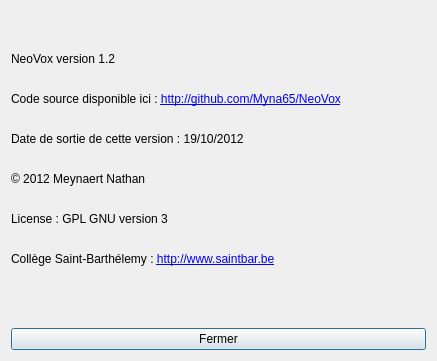
Before: the Qt Designer form about.ui in Myna65/NeoVox, drawn with Qt 5.
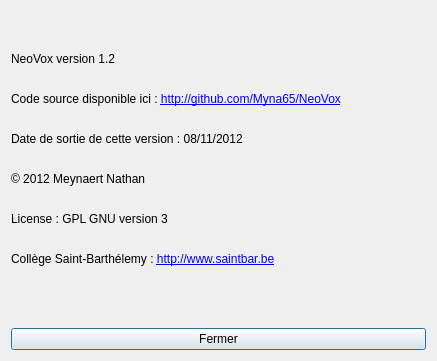
After: the same form once the commit is applied.

Commit message: Mise à jour de la date de parution

What changed in the file:
```diff
--- a/about.ui
+++ b/about.ui
@@ -17,7 +17,7 @@
    <item>
     <widget class="QLabel" name="label">
      <property name="text">
-      <string>&lt;html&gt;&lt;head/&gt;&lt;body&gt;&lt;p&gt;NeoVox version 1.2&lt;br/&gt;&lt;/p&gt;&lt;p&gt;Code source disponible ici : &lt;a href=&quot;http://github.com/Myna65/NeoVox&quot;&gt;&lt;span style=&quot; text-decoration: underline; color:#0000ff;&quot;&gt;http://github.com/Myna65/NeoVox&lt;/span&gt;&lt;/a&gt;&lt;br/&gt;&lt;/p&gt;&lt;p&gt;Date de sortie de cette version : 19/10/2012&lt;br/&gt;&lt;/p&gt;&lt;p&gt;© 2012 Meynaert Nathan&lt;br/&gt;&lt;/p&gt;&lt;p&gt;License : GPL GNU version 3&lt;br/&gt;&lt;/p&gt;&lt;p&gt;Collège Saint-Barthélemy : &lt;a href=&quot;http://www.saintbar.be&quot;&gt;&lt;span style=&quot; text-decoration: underline; color:#0000ff;&quot;&gt;http://www.saintbar.be&lt;/span&gt;&lt;/a&gt;&lt;br/&gt;&lt;/p&gt;&lt;/body&gt;&lt;/html&gt;</string>
+      <string>&lt;html&gt;&lt;head/&gt;&lt;body&gt;&lt;p&gt;NeoVox version 1.2&lt;br/&gt;&lt;/p&gt;&lt;p&gt;Code source disponible ici : &lt;a href=&quot;http://github.com/Myna65/NeoVox&quot;&gt;&lt;span style=&quot; text-decoration: underline; color:#0000ff;&quot;&gt;http://github.com/Myna65/NeoVox&lt;/span&gt;&lt;/a&gt;&lt;br/&gt;&lt;/p&gt;&lt;p&gt;Date de sortie de cette version : 08/11/2012&lt;br/&gt;&lt;/p&gt;&lt;p&gt;© 2012 Meynaert Nathan&lt;br/&gt;&lt;/p&gt;&lt;p&gt;License : GPL GNU version 3&lt;br/&gt;&lt;/p&gt;&lt;p&gt;Collège Saint-Barthélemy : &lt;a href=&quot;http://www.saintbar.be&quot;&gt;&lt;span style=&quot; text-decoration: underline; color:#0000ff;&quot;&gt;http://www.saintbar.be&lt;/span&gt;&lt;/a&gt;&lt;br/&gt;&lt;/p&gt;&lt;/body&gt;&lt;/html&gt;</string>
      </property>
      <property name="openExternalLinks">
       <bool>true</bool>
```
